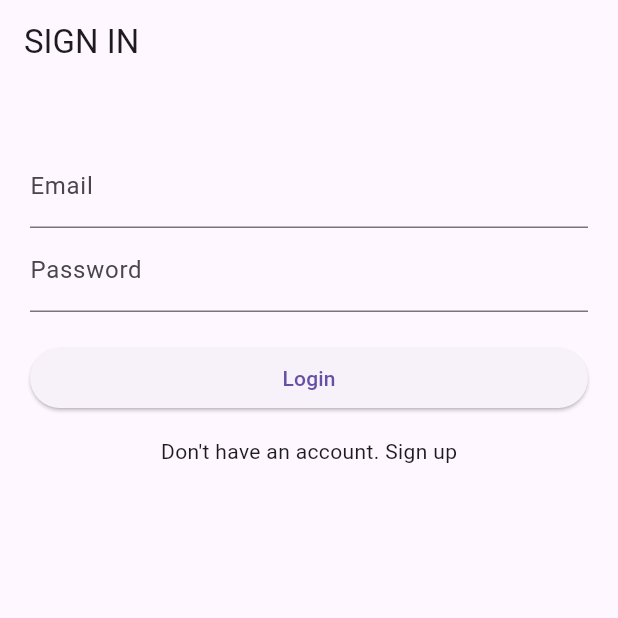
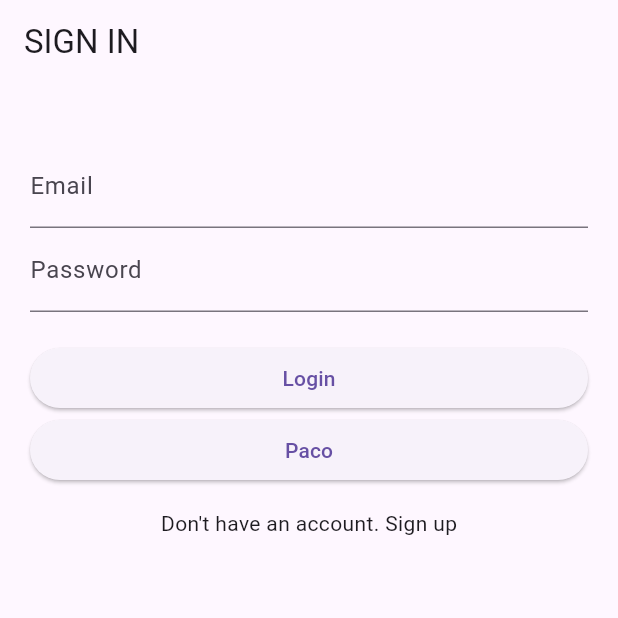
Before and after one commit to MariiaOrtiiz10/ralpher, a Flutter app: the screen it shows after launch, on a phone screen of 412 x 824 dp, the top half of it. Run offline on Flutter 3.47's test engine with Material 3 defaults, Android fonts, the light colour scheme and no system bars; our stand-ins replace image_picker, supabase_flutter; accounts and stored records are empty.

Commit message:
Primer commit

```diff
--- a/lib/presentation/views/login_page.dart
+++ b/lib/presentation/views/login_page.dart
@@ -58,7 +58,10 @@ class _LoginPageState extends State<LoginPage> {
             onPressed: login,
             child: const Text("Login"),
           ),
-
+          ElevatedButton(
+            onPressed: login,
+            child: const Text("Paco"),
+          ),
           const SizedBox(height: 15),
 
           GestureDetector(
```
